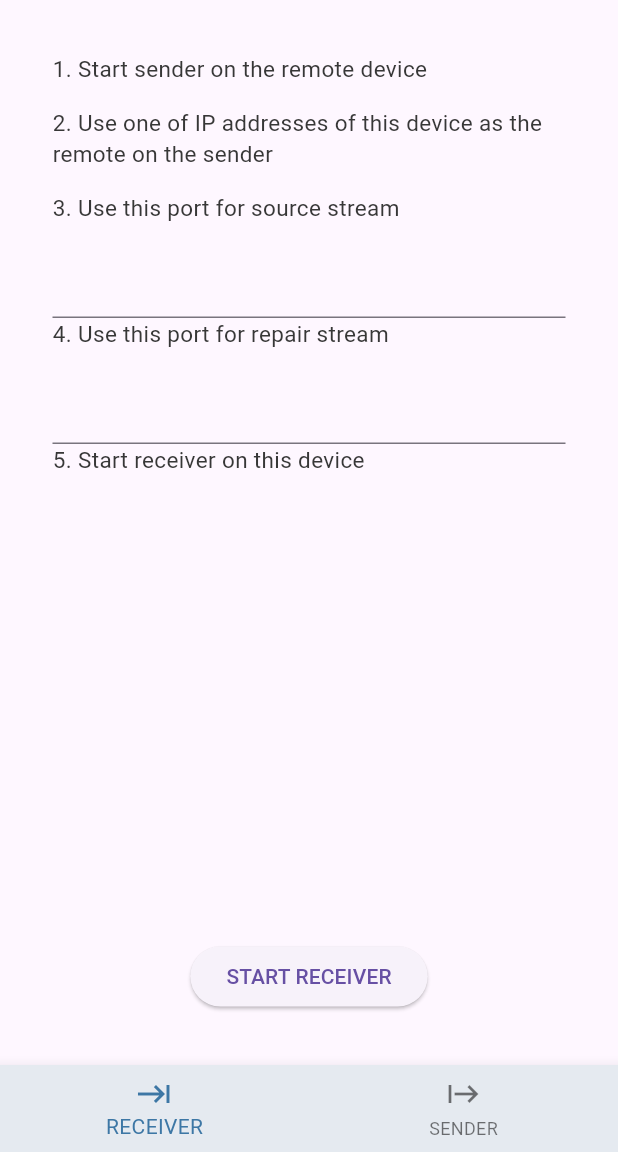
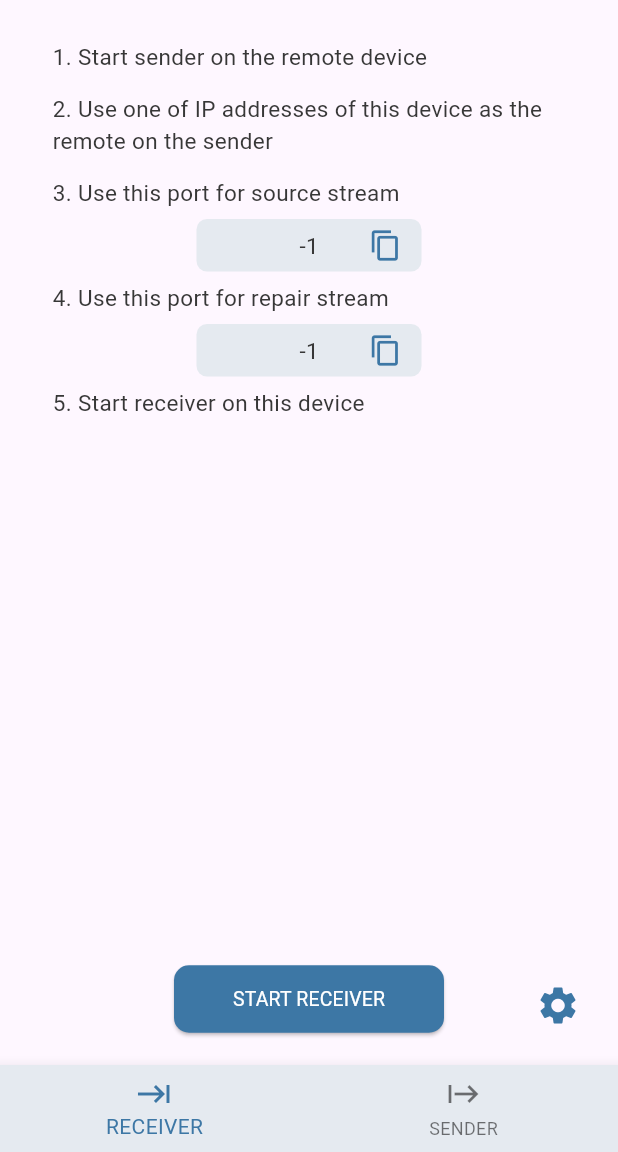
Before and after one commit to roc-streaming/roc-droid, a Flutter app: the screen it shows after launch, on a phone screen of 412 x 824 dp, the part 84-1236 px from its top. Run offline on Flutter 3.47's test engine with Material 3 defaults, Android fonts, the light colour scheme and no system bars; our stand-ins replace flutter_mobx, logger, mobx; generated files the repository leaves out were written again.

Commit message:
Add chip

```diff
--- /dev/null
+++ b/devtools_options.yaml
@@ -0,0 +1,3 @@
+description: This file stores settings for Dart & Flutter DevTools.
+documentation: https://docs.flutter.dev/tools/devtools/extensions#configure-extension-enablement-states
+extensions:
--- /dev/null
+++ b/lib/src/ui/components/roc_data_chip.dart
@@ -0,0 +1,44 @@
+import 'package:flutter/material.dart';
+import 'package:flutter/services.dart';
+import 'package:logger/logger.dart';
+
+import '../styles/roc_colors.dart';
+
+/// Roc's custom chip widget.
+class RocDataChip extends Align {
+  RocDataChip({required String text, required Logger logger})
+      : super(
+          alignment: Alignment.center,
+          child: DecoratedBox(
+            decoration: ShapeDecoration(
+              color: RocColors.lightBlue,
+              shape: RoundedRectangleBorder(
+                borderRadius: BorderRadius.all(Radius.circular(7.0)),
+              ),
+            ),
+            child: Container(
+              width: 150.0,
+              height: 35.0,
+              child: Stack(
+                alignment: Alignment.center,
+                children: [
+                  Text(text),
+                  Align(
+                    alignment: Alignment.centerRight,
+                    child: IconButton(
+                      onPressed: () async {
+                        await Clipboard.setData(ClipboardData(text: text));
+                        logger.d('Copied to clipboard: ${text}');
+                      },
+                      icon: Icon(Icons.copy),
+                      iconSize: 22.0,
+                      color: RocColors.mainBlue,
+                      padding: EdgeInsets.zero,
+                    ),
+                  ),
+                ],
+              ),
+            ),
+          ),
+        );
+}
--- a/lib/src/ui/components/roc_page_view.dart
+++ b/lib/src/ui/components/roc_page_view.dart
@@ -6,7 +6,10 @@ class RocPageView extends Container {
     required List<Widget> controllersColumn,
     required Widget bottomButton,
   }) : super(
-          padding: EdgeInsets.all(35.0),
+          padding: EdgeInsets.symmetric(
+            vertical: 20.0,
+            horizontal: 35.0,
+          ),
           child: Stack(
             children: [
               // Main controllers column
--- a/lib/src/ui/components/roc_stateful_button.dart
+++ b/lib/src/ui/components/roc_stateful_button.dart
@@ -1,4 +1,6 @@
 import 'package:flutter/material.dart';
+
+import '../styles/roc_button_style.dart';
 
 /// Roc's custom stateful button widget.
 class RocStatefulButton extends StatefulWidget {
@@ -59,9 +61,11 @@ class _RocStatefulButtonState extends State<RocStatefulButton> {
   @override
   Widget build(BuildContext context) {
     return ElevatedButton(
+      style: RocButtonStyle.startButton,
       onPressed: _onPressed,
       child: Text(
         _isStarted ? _activeText : _inactiveText,
+        style: Theme.of(context).textTheme.titleSmall,
       ),
     );
   }
--- /dev/null
+++ b/lib/src/ui/components/roc_test_floating_button.dart
@@ -0,0 +1,22 @@
+import 'dart:math';
+
+import 'package:flutter/material.dart';
+
+import '../../model/model_root.dart';
+import '../styles/roc_colors.dart';
+
+/// Roc's custom test floating button widget.
+class RocTestFloatingButton extends IconButton {
+  RocTestFloatingButton(ModelRoot modelRoot)
+      : super(
+          onPressed: () => {
+            modelRoot.receiver.setSourcePort(Random().nextInt(99999)),
+            modelRoot.receiver.setRepairPort(Random().nextInt(99999)),
+            modelRoot.sender.setSourcePort(Random().nextInt(99999)),
+            modelRoot.sender.setRepairPort(Random().nextInt(99999)),
+          },
+          icon: Icon(Icons.settings),
+          iconSize: 30.0,
+          color: RocColors.mainBlue,
+        );
+}
--- a/lib/src/ui/components/roc_text_row.dart
+++ b/lib/src/ui/components/roc_text_row.dart
@@ -4,7 +4,7 @@ import 'package:flutter/material.dart';
 class RocTextRow extends Container {
   RocTextRow(String text)
       : super(
-          padding: EdgeInsets.only(bottom: 15.0),
+          padding: EdgeInsets.symmetric(vertical: 7.0),
           child: Text(text),
         );
 }
--- a/lib/src/ui/main_screen.dart
+++ b/lib/src/ui/main_screen.dart
@@ -2,26 +2,36 @@ import 'package:flutter/material.dart';
 import '../model/model_root.dart';
 import 'components/roc_app_bar.dart';
 import 'components/roc_bottom_navigation_bar.dart';
+import 'components/roc_test_floating_button.dart';
 import 'receiver_page.dart';
 import 'sender_page.dart';
 
 // Main screen class implementation - Screen layer.
 class MainScreen extends StatefulWidget {
+  // Controls the appearance of the floating test button
+  final bool _addTestButton = true;
   final ModelRoot _modelRoot;
 
   const MainScreen({required ModelRoot modelRoot}) : _modelRoot = modelRoot;
 
   @override
-  State<MainScreen> createState() => _MainScreenState(_modelRoot);
+  State<MainScreen> createState() => _MainScreenState(
+        addTestButton: _addTestButton,
+        modelRoot: _modelRoot,
+      );
 }
 
 class _MainScreenState extends State<MainScreen> {
+  final bool _addTestButton;
   final ModelRoot _modelRoot;
   final List<Widget> _pages;
   int _selectedPage = 0;
 
-  _MainScreenState(ModelRoot modelRoot)
-      : _modelRoot = modelRoot,
+  _MainScreenState({
+    required bool addTestButton,
+    required ModelRoot modelRoot,
+  })  : _addTestButton = addTestButton,
+        _modelRoot = modelRoot,
         _pages = [
           ReceiverPage(modelRoot),
           SenderPage(modelRoot),
@@ -48,6 +58,9 @@ class _MainScreenState extends State<MainScreen> {
           selectedPage: _selectedPage,
           onTabTapped: _onTabTapped,
         ),
+        // Test floating action button
+        floatingActionButton:
+            _addTestButton ? RocTestFloatingButton(_modelRoot) : null,
       ),
     );
   }
--- a/lib/src/ui/receiver_page.dart
+++ b/lib/src/ui/receiver_page.dart
@@ -3,7 +3,7 @@ import 'package:flutter_gen/gen_l10n/app_localizations.dart';
 import 'package:flutter_mobx/flutter_mobx.dart';
 
 import '../model/model_root.dart';
-import 'components/roc_number_input.dart';
+import 'components/roc_data_chip.dart';
 import 'components/roc_page_view.dart';
 import 'components/roc_stateful_button.dart';
 import 'components/roc_text_row.dart';
@@ -23,16 +23,16 @@ class ReceiverPage extends StatelessWidget {
         RocTextRow(AppLocalizations.of(context)!.receiverUseIPStep),
         RocTextRow(AppLocalizations.of(context)!.receiverSourceStreamStep),
         Observer(
-          builder: (_) => RocNumberInput(
-            initialValue: _modelRoot.receiver.sourcePort,
-            function: _modelRoot.receiver.setSourcePort,
+          builder: (_) => RocDataChip(
+            text: _modelRoot.receiver.sourcePort.toString(),
+            logger: _modelRoot.logger,
           ),
         ),
         RocTextRow(AppLocalizations.of(context)!.receiverRepairStreamStep),
         Observer(
-          builder: (_) => RocNumberInput(
-            initialValue: _modelRoot.receiver.repairPort,
-            function: _modelRoot.receiver.setRepairPort,
+          builder: (_) => RocDataChip(
+            text: _modelRoot.receiver.repairPort.toString(),
+            logger: _modelRoot.logger,
           ),
         ),
         RocTextRow(AppLocalizations.of(context)!.receiverStartStep),
--- a/lib/src/ui/sender_page.dart
+++ b/lib/src/ui/sender_page.dart
@@ -3,7 +3,7 @@ import 'package:flutter_gen/gen_l10n/app_localizations.dart';
 import 'package:flutter_mobx/flutter_mobx.dart';
 
 import '../model/model_root.dart';
-import 'components/roc_number_input.dart';
+import 'components/roc_data_chip.dart';
 import 'components/roc_page_view.dart';
 import 'components/roc_stateful_button.dart';
 import 'components/roc_text_row.dart';
@@ -22,16 +22,16 @@ class SenderPage extends StatelessWidget {
         RocTextRow(AppLocalizations.of(context)!.senderStartReceiverStep),
         RocTextRow(AppLocalizations.of(context)!.senderSourceStreamStep),
         Observer(
-          builder: (_) => RocNumberInput(
-            initialValue: _modelRoot.sender.sourcePort,
-            function: _modelRoot.sender.setSourcePort,
+          builder: (_) => RocDataChip(
+            text: _modelRoot.sender.sourcePort.toString(),
+            logger: _modelRoot.logger,
           ),
         ),
         RocTextRow(AppLocalizations.of(context)!.senderRepairStreamStep),
         Observer(
-          builder: (_) => RocNumberInput(
-            initialValue: _modelRoot.sender.repairPort,
-            function: _modelRoot.sender.setRepairPort,
+          builder: (_) => RocDataChip(
+            text: _modelRoot.sender.repairPort.toString(),
+            logger: _modelRoot.logger,
           ),
         ),
         RocTextRow(AppLocalizations.of(context)!.senderPutIPStep),
--- /dev/null
+++ b/lib/src/ui/styles/roc_button_style.dart
@@ -0,0 +1,16 @@
+import 'package:flutter/material.dart';
+
+import 'roc_colors.dart';
+
+/// Roc button styles class class
+class RocButtonStyle {
+  static const ButtonStyle startButton = ButtonStyle(
+    backgroundColor: WidgetStatePropertyAll(RocColors.mainBlue),
+    fixedSize: WidgetStatePropertyAll(Size(180, 45)),
+    shape: WidgetStatePropertyAll(
+      RoundedRectangleBorder(
+        borderRadius: BorderRadius.all(Radius.circular(10.0)),
+      ),
+    ),
+  );
+}
--- a/lib/src/ui/styles/roc_standard_theme_builder.dart
+++ b/lib/src/ui/styles/roc_standard_theme_builder.dart
@@ -14,6 +14,12 @@ class RocStandardThemeBuilder {
           fontWeight: FontWeight.normal,
           fontSize: 20,
         ),
+        // Roc button text style
+        titleSmall: TextStyle(
+          color: RocColors.white,
+          fontWeight: FontWeight.normal,
+          fontSize: 13,
+        ),
         // The default text style used when no style is assigned
         bodyMedium: TextStyle(
           color: RocColors.darkGray,
```
